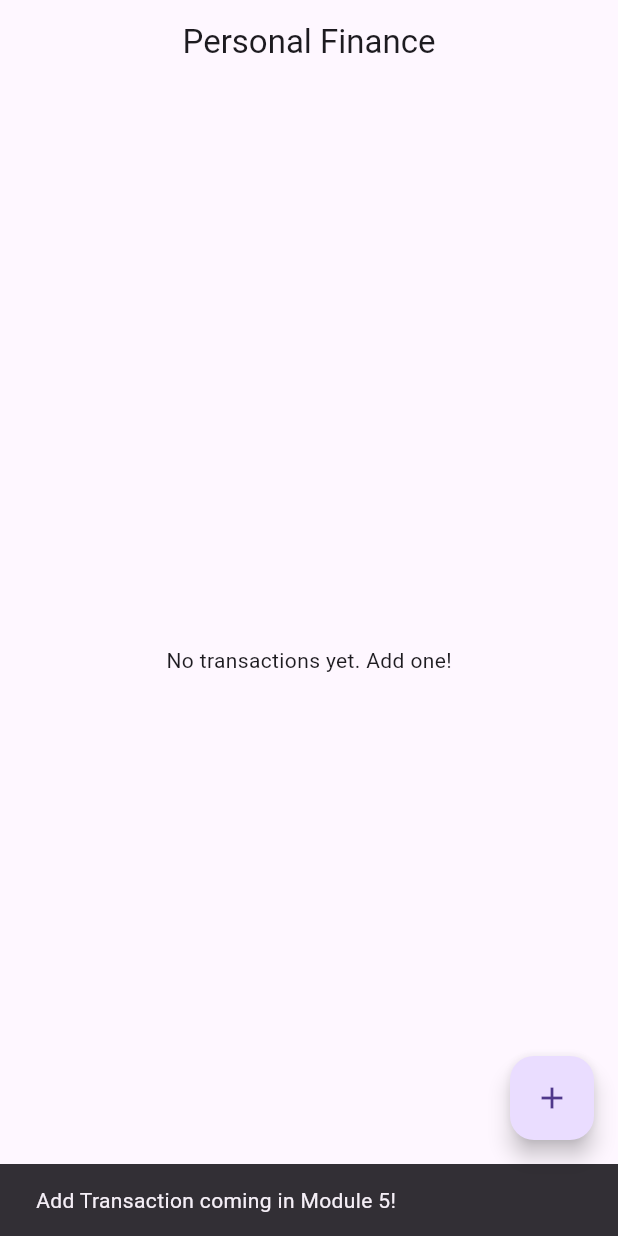
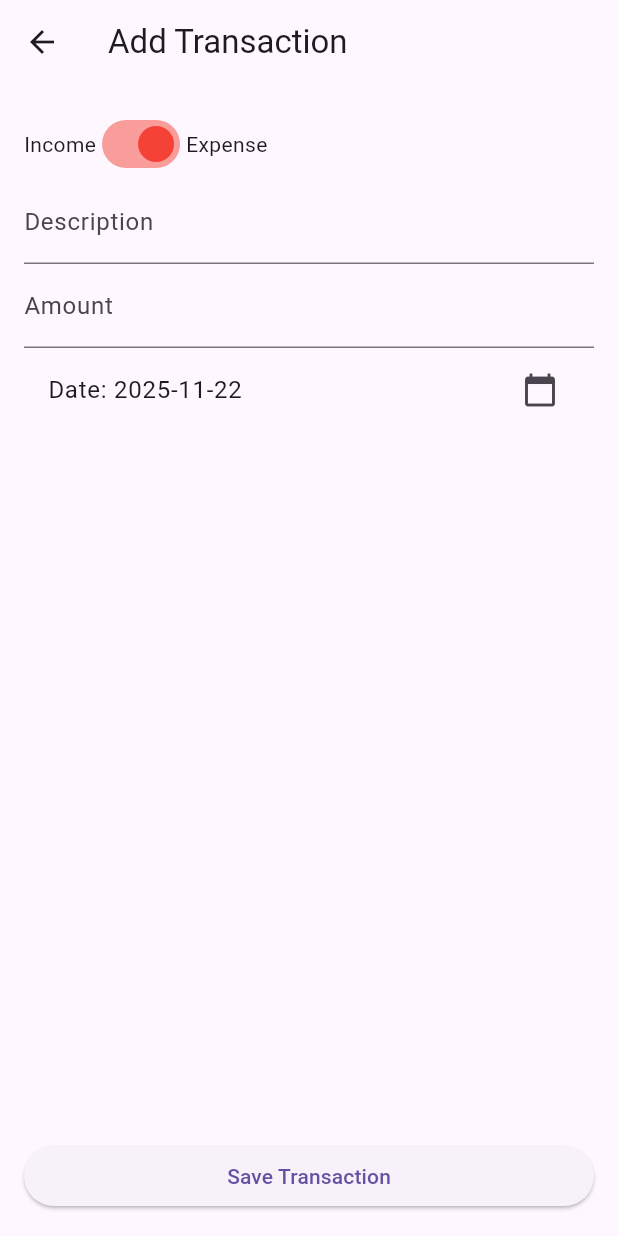
Before and after one commit to deffstudio/personal_finance_app, a Flutter app: the screen it shows after launch, after a tap on the "add" icon, on a phone screen of 412 x 824 dp. Run offline on Flutter 3.47's test engine with Material 3 defaults, Android fonts, the phone set to English and light mode, and no system bars; our stand-ins replace bloc, drift, equatable, flutter_bloc, get_it; accounts and stored records are empty; generated files the repository leaves out were written again.

Commit message:
feat(presentation): Implement Add Transaction form and wiring (Closes #17)

```diff
--- a/lib/presentation/bloc/transaction_list/transaction_list_bloc.dart
+++ b/lib/presentation/bloc/transaction_list/transaction_list_bloc.dart
@@ -13,6 +13,7 @@ class TransactionListBloc
   TransactionListBloc(this.repository) : super(TransactionListInitial()) {
     // Event Handler
     on<LoadTransactions>(_onLoadTransactions);
+    on<AddTransaction>(_onAddTransaction);
   }
 
   Future<void> _onLoadTransactions(
@@ -34,4 +35,15 @@ class TransactionListBloc
       emit(TransactionListError(e.toString()));
     }
   }
+
+  Future<void> _onAddTransaction(
+    AddTransaction event,
+    Emitter<TransactionListState> emit,
+  ) async {
+    try {
+      await repository.addTransaction(event.transaction);
+    } catch (e) {
+      emit(TransactionListError("Failed to add transaction $e"));
+    }
+  }
 }
--- a/lib/presentation/bloc/transaction_list/transaction_list_event.dart
+++ b/lib/presentation/bloc/transaction_list/transaction_list_event.dart
@@ -1,3 +1,5 @@
+import 'package:personal_finance_app/domain/entities/transaction_entity.dart';
+
 part of 'transaction_list_bloc.dart';
 
 sealed class TransactionListEvent extends Equatable {
@@ -12,3 +14,12 @@ class LoadTransactions extends TransactionListEvent {
   // but for now it's empty.
   const LoadTransactions();
 }
+
+class AddTransaction extends TransactionListEvent {
+  final TransactionEntity transaction;
+
+  const AddTransaction(this.transaction);
+
+  @override
+  List<Object> get props => [transaction];
+}
--- /dev/null
+++ b/lib/presentation/pages/add_transaction_page.dart
@@ -0,0 +1,117 @@
+import 'package:flutter/material.dart';
+import 'package:flutter_bloc/flutter_bloc.dart';
+import 'package:uuid/uuid.dart';
+import 'package:personal_finance_app/domain/entities/transaction_entity.dart';
+import 'package:personal_finance_app/presentation/bloc/transaction_list/transaction_list_bloc.dart';
+
+class AddTransactionPage extends StatefulWidget {
+  const AddTransactionPage({Key? key}) : super(key: key);
+
+  @override
+  _AddTransactionPageState createState() => _AddTransactionPageState();
+}
+
+class _AddTransactionPageState extends State<AddTransactionPage> {
+  final _formKey = GlobalKey<FormState>();
+  final _descController = TextEditingController();
+  final _amountController = TextEditingController();
+  bool _isExpense = true;
+  DateTime _selectedDate = DateTime.now();
+
+  void _submitData() {
+    if (_formKey.currentState!.validate()) {
+      final amount = double.parse(_amountController.text);
+
+      final newTransaction = TransactionEntity(
+        id: Uuid().v4(), // Generate a unique ID
+        description: _descController.text,
+        amount: amount,
+        isExpense: _isExpense,
+        date: _selectedDate,
+        category: null, // We will handle categories in Module 6
+      );
+
+      // Send Event to Bloc
+      context.read<TransactionListBloc>().add(AddTransaction(newTransaction));
+
+      // Go back to Dashboard
+      Navigator.of(context).pop();
+    }
+  }
+
+  @override
+  Widget build(BuildContext context) {
+    return Scaffold(
+      appBar: AppBar(title: const Text("Add Transaction")),
+      body: Padding(
+        padding: const EdgeInsets.all(16.0),
+        child: Form(
+          key: _formKey,
+          child: Column(
+            children: [
+              // Toggle Type
+              Row(
+                children: [
+                  const Text("Income"),
+                  Switch(
+                    value: _isExpense,
+                    onChanged: (val) => setState(() => _isExpense = val),
+                    activeColor: Colors.red,
+                    inactiveThumbColor: Colors.green,
+                  ),
+                  const Text("Expense"),
+                ],
+              ),
+              // Description
+              TextFormField(
+                controller: _descController,
+                decoration: const InputDecoration(labelText: "Description"),
+                validator: (value) =>
+                    value!.isEmpty ? "Enter a description" : null,
+              ),
+              // Amount
+              TextFormField(
+                controller: _amountController,
+                decoration: const InputDecoration(labelText: 'Amount'),
+                keyboardType: TextInputType.number,
+                validator: (value) {
+                  if (value == null || value.isEmpty)
+                    return 'Please enter an amount';
+                  if (double.tryParse(value) == null)
+                    return 'Plese enter a valid number';
+                  return null;
+                },
+              ),
+              // Date Picker (Simplified)
+              ListTile(
+                title: Text(
+                    "Date: ${_selectedDate.toLocal().toString().split(' ')[0]}"),
+                trailing: const Icon(Icons.calendar_today),
+                onTap: () async {
+                  final picked = await showDatePicker(
+                    context: context,
+                    initialDate: _selectedDate,
+                    firstDate: DateTime(2020),
+                    lastDate: DateTime.now(),
+                  );
+                  if (picked != null) setState(() => _selectedDate = picked);
+                },
+              ),
+
+              const Spacer(),
+
+              // Submit Button
+              SizedBox(
+                width: double.infinity,
+                child: ElevatedButton(
+                  onPressed: _submitData,
+                  child: const Text("Save Transaction"),
+                ),
+              ),
+            ],
+          ),
+        ),
+      ),
+    );
+  }
+}
--- a/lib/presentation/pages/home_page.dart
+++ b/lib/presentation/pages/home_page.dart
@@ -3,6 +3,7 @@ import 'package:flutter_bloc/flutter_bloc.dart';
 import 'package:personal_finance_app/core/services/service_locator.dart';
 import 'package:personal_finance_app/presentation/bloc/transaction_list/transaction_list_bloc.dart';
 import 'package:personal_finance_app/presentation/widgets/transaction_list_view.dart';
+import 'package:personal_finance_app/presentation/pages/add_transaction_page.dart';
 
 class HomePage extends StatelessWidget {
   const HomePage({super.key});
@@ -14,7 +15,9 @@ class HomePage extends StatelessWidget {
     return BlocProvider(
       create: (context) =>
           sl<TransactionListBloc>()..add(const LoadTransactions()),
-      child: Scaffold(
+      child: Builder(
+        builder: (BuildContext newContext) {
+          return Scaffold(
             appBar: AppBar(
               title: const Text('Personal Finance'),
               centerTitle: true,
@@ -22,14 +25,22 @@ class HomePage extends StatelessWidget {
             body: const TransactionListView(),
             floatingActionButton: FloatingActionButton(
               onPressed: () {
-            // Placeholder for Module 5
-            ScaffoldMessenger.of(context).showSnackBar(
-              const SnackBar(
-                  content: Text("Add Transaction coming in Module 5!")),
+                // Navigation
+                Navigator.of(newContext).push(
+                  MaterialPageRoute(
+                    // We need to pass the EXISTING BloC to the new page
+                    // so it can send the 'AddTransaction' event.
+                    builder: (_) => BlocProvider.value(
+                      value: newContext.read<TransactionListBloc>(),
+                      child: const AddTransactionPage(),
+                    ),
+                  ),
                 );
               },
               child: const Icon(Icons.add),
             ),
+          );
+        },
       ),
     );
   }
--- a/pubspec.yaml
+++ b/pubspec.yaml
@@ -42,6 +42,7 @@ dependencies:
   get_it: ^9.0.5
   flutter_bloc: ^9.1.1
   bloc: ^9.1.0
+  uuid: ^4.5.2
 
 dev_dependencies:
   flutter_test:
```
Lines whose indentation alone changed are shown as unchanged.
